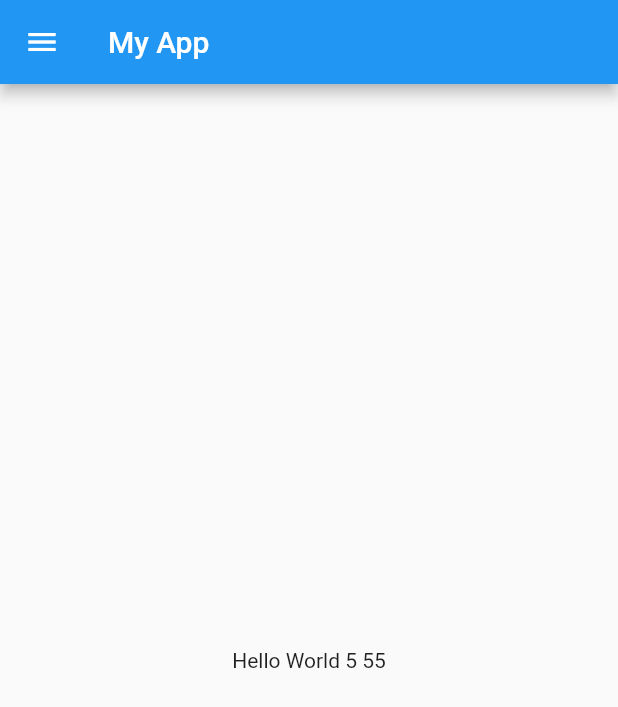
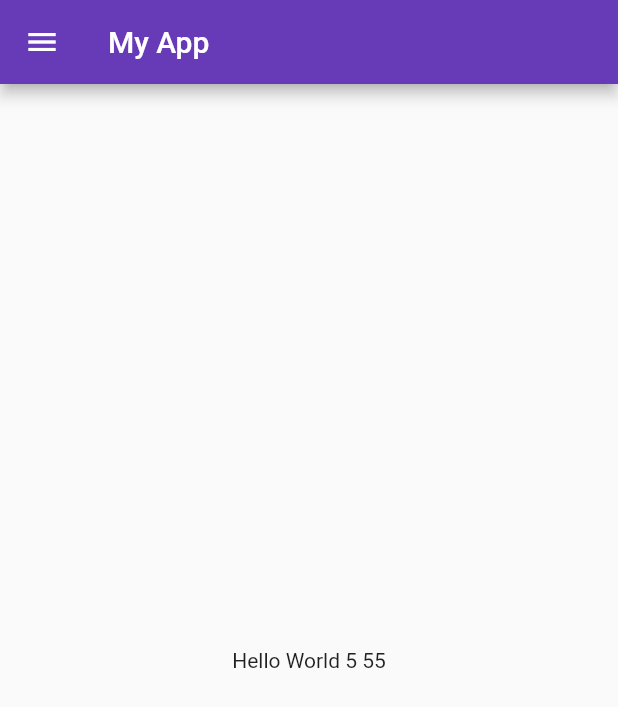
Before and after one commit to bhaveshs6/flutter-demo-app, a Flutter app: the screen it shows after launch, on a phone screen of 412 x 824 dp. Shown: the top 707 px of the screen. Run offline on Flutter 3.47's test engine with Material 2 defaults, Android fonts, the phone set to English and light mode, and no system bars.

Commit message:
added theme data

```diff
--- a/lib/main.dart
+++ b/lib/main.dart
@@ -11,7 +11,9 @@ class MyApp extends StatelessWidget {
   @override
   Widget build(BuildContext context) {
     return MaterialApp(
-      home: HomePage(),
-    );
+        home: HomePage(),
+        themeMode: ThemeMode.light,
+        theme: ThemeData(primarySwatch: Colors.deepPurple),
+        darkTheme: ThemeData(brightness: Brightness.dark));
   }
 }
```
